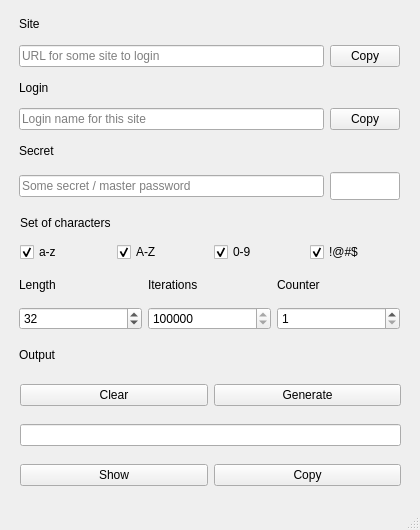
Qt form nullpass.ui (wiktorszczepanik/NullPass) before a commit.
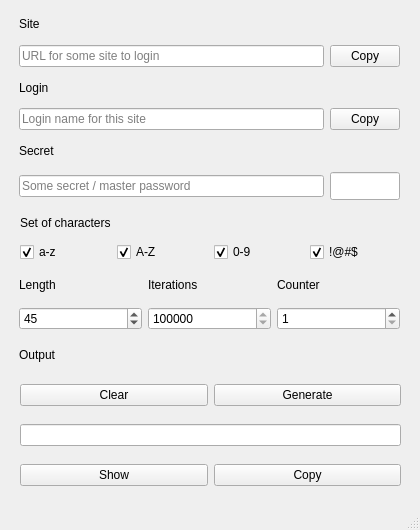
The same form after that commit. Icons and pictures are not drawn.

Diff of the .ui file:
```diff
--- a/nullpass.ui
+++ b/nullpass.ui
@@ -390,7 +390,7 @@
         <number>256</number>
        </property>
        <property name="value">
-        <number>32</number>
+        <number>45</number>
        </property>
       </widget>
      </item>
```
